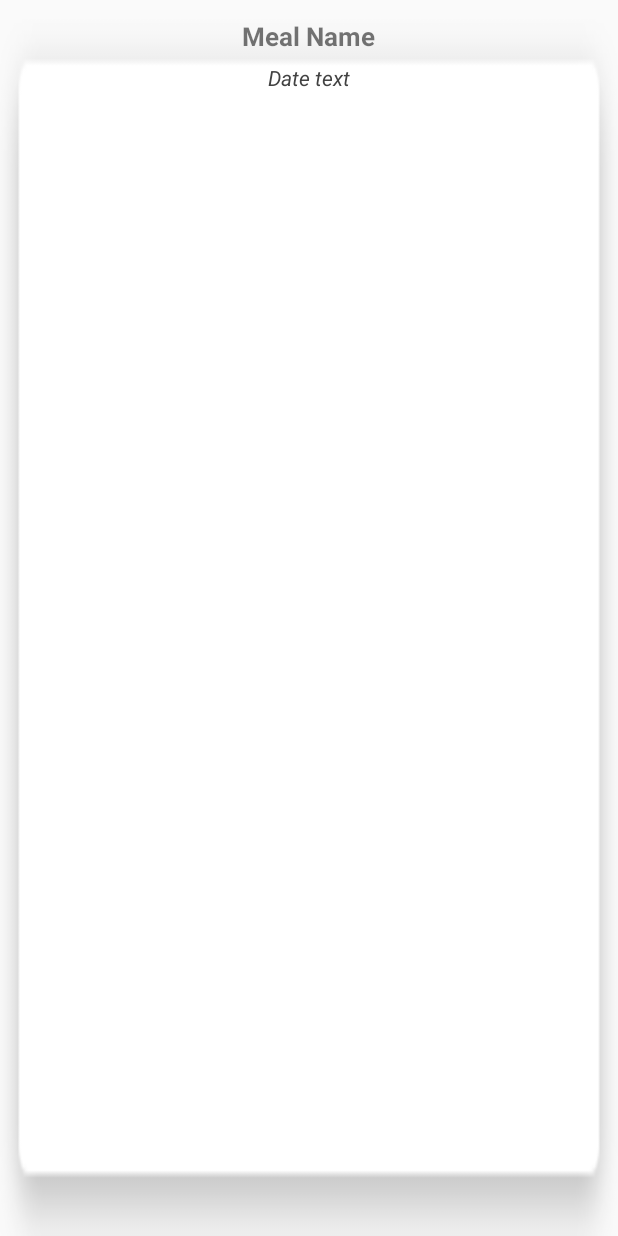
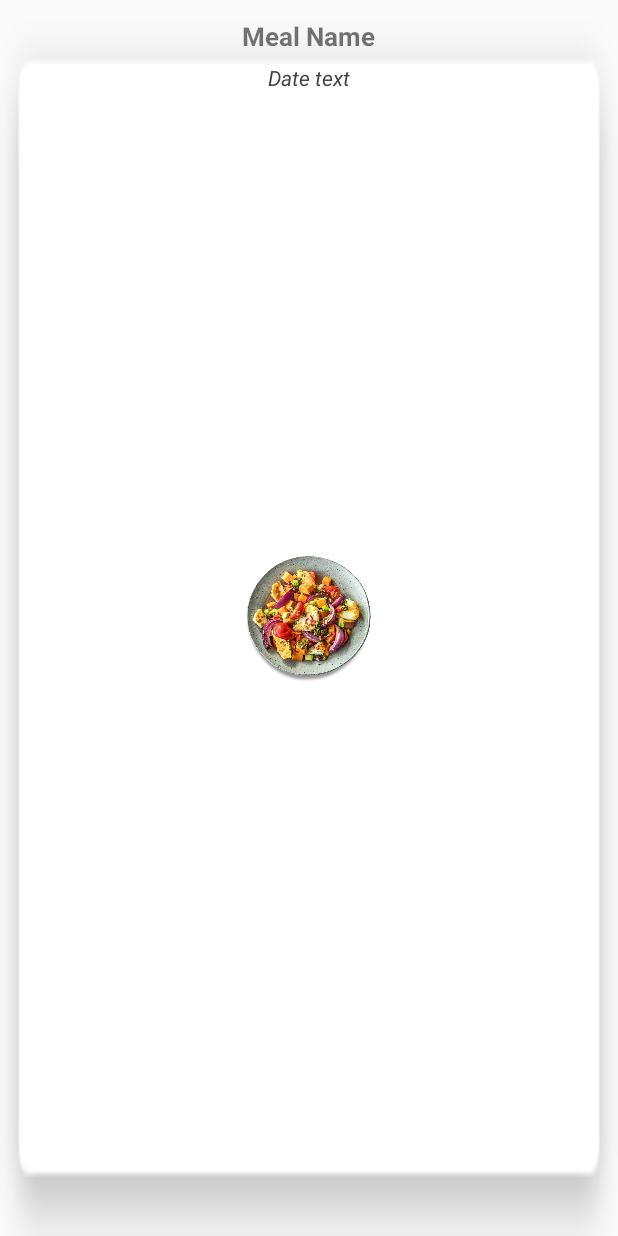
Before and after one commit to IonutPutinica/CalorieCounterAndroid, an Android app: the layout list_row.xml on its own in the app's theme, with its tools: preview values and no code run, on a phone screen of 412 x 824 dp. Run offline under Robolectric (Android 15) with nearby library versions, the phone set to English and light mode, and no system bars.

Commit message:
Added an image view in list row activity

```diff
--- a/app/src/main/res/layout/list_row.xml
+++ b/app/src/main/res/layout/list_row.xml
@@ -27,4 +27,12 @@
         android:textColor="#424242"
         android:layout_width="wrap_content"
         android:layout_height="wrap_content" />
+
+    <ImageView
+        android:id="@+id/thumbnail"
+        android:layout_centerHorizontal="true"
+        android:layout_centerVertical="true"
+        android:src="@drawable/meal"
+        android:layout_width="90dp"
+        android:layout_height="90dp" />
 </RelativeLayout>
```
